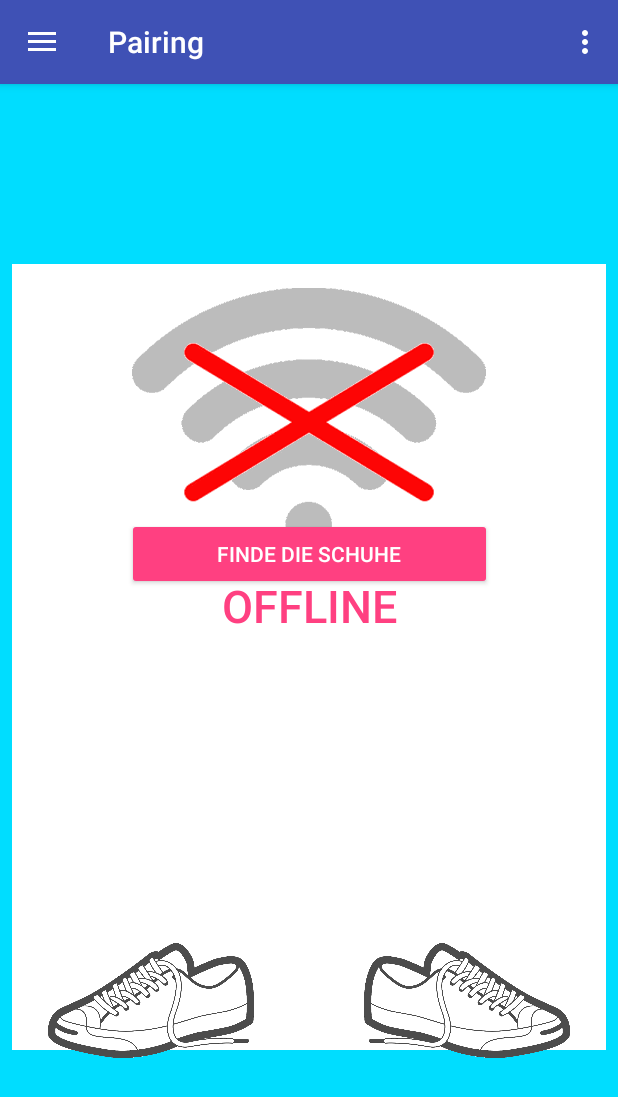
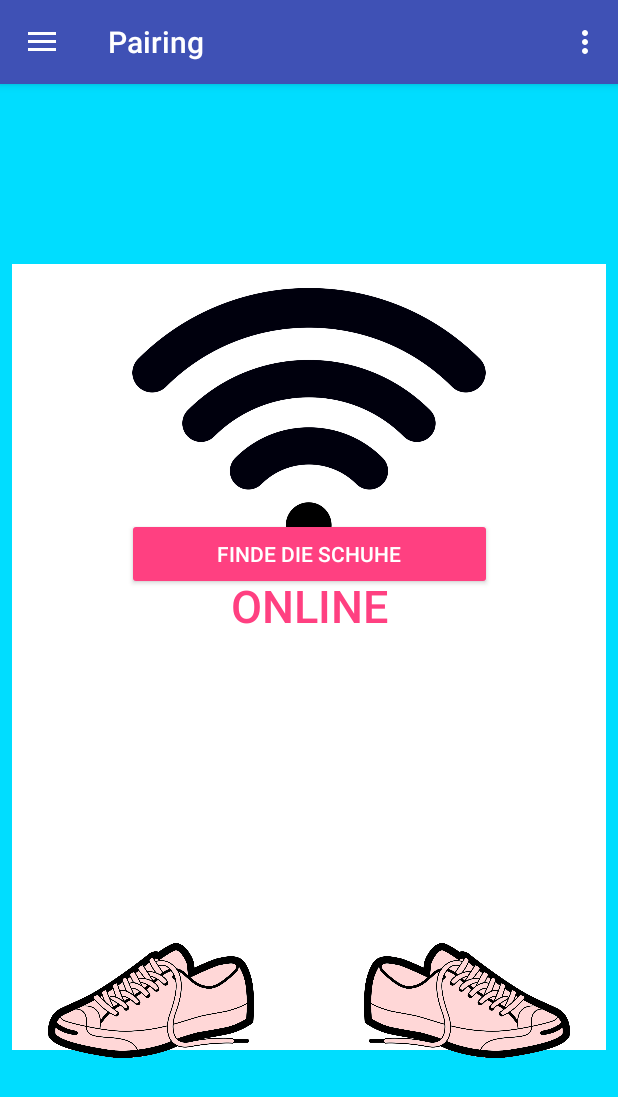
Before and after one commit to cherob/vibraboots-application, an Android app: the screen it shows after launch (PairingActivity), after a tap on "ONLINE", on a phone screen of 412 x 824 dp. Shown: the top 1097 px of the screen. Run offline under Robolectric (Android 15) with nearby library versions, the phone set to English and light mode, and no system bars; network calls fail; 1 other tap on this screen came first.

Commit message:
2.0.0
FINAL

```diff
--- a/app/src/main/java/felixschlegel/vibrabootsmapbox/PairingActivity.java
+++ b/app/src/main/java/felixschlegel/vibrabootsmapbox/PairingActivity.java
@@ -13,6 +13,7 @@ import android.view.Menu;
 import android.view.MenuItem;
 import android.widget.Button;
 import android.widget.ImageView;
+import android.widget.ProgressBar;
 import android.widget.TextView;
 
 import java.util.Observable;
@@ -28,16 +29,33 @@ public class PairingActivity extends AppCompatActivity
     private ImageView rightShoe;
     private Button cbutton_left;
     private Button cbutton_state;
+
+    private Button button_find;
     private DrawerLayout drawer;
     private ActionBarDrawerToggle toggle;
     private ImageView wifi;
     private TextView button;
+    private ProgressBar search;
     private Intent navIntent;
     private Intent pairIntent;
 
     @Override
     public void update(Observable o, Object arg) {
+        if (App.getInstance().getShoeCommunication().getStatusLeft() == true) {
+            leftShoe.setImageResource(R.drawable.green_left);
+        } else if (App.getInstance().getShoeCommunication().getStatusLeft() == false) {
+            leftShoe.setImageResource(R.drawable.red_left);
+        } else {
+            leftShoe.setImageResource(R.drawable.inactive_left);
+        }
 
+        if (App.getInstance().getShoeCommunication().getStatusRight() == true) {
+            rightShoe.setImageResource(R.drawable.green_right);
+        } else if (App.getInstance().getShoeCommunication().getStatusRight() == false) {
+            rightShoe.setImageResource(R.drawable.red_right);
+        } else {
+            rightShoe.setImageResource(R.drawable.inactive_right);
+        }
     }
 
     @Override
@@ -58,6 +76,7 @@ public class PairingActivity extends AppCompatActivity
         cbutton_state = (Button) findViewById(R.id.button_state);
         cbutton_state.setOnClickListener(this);
 
+        button_find = (Button) findViewById(R.id.button_find);
 
         drawer = (DrawerLayout) findViewById(R.id.drawer_layout);
         toggle = new ActionBarDrawerToggle(
@@ -73,6 +92,8 @@ public class PairingActivity extends AppCompatActivity
         wifi = (ImageView) findViewById(R.id.image_wifi);
         button = (TextView)findViewById(R.id.button_state);
 
+        wifiIsActive = true;
+
         updateWifiState();
 
         //MapBox implementation
@@ -83,25 +104,7 @@ public class PairingActivity extends AppCompatActivity
     @Override
     protected void onPostResume() {
         super.onPostResume();
-
-        if (App.getInstance().getShoeCommunication().getStatusLeft() == true) {
-            leftShoe.setImageResource(R.drawable.green_left);
-        } else if (App.getInstance().getShoeCommunication().getStatusLeft() == false) {
-            leftShoe.setImageResource(R.drawable.red_left);
-        } else {
-            leftShoe.setImageResource(R.drawable.inactive_left);
-        }
-
-
-
-        if (App.getInstance().getShoeCommunication().getStatusRight() == true) {
-            rightShoe.setImageResource(R.drawable.green_right);
-        } else if (App.getInstance().getShoeCommunication().getStatusRight() == false) {
-            rightShoe.setImageResource(R.drawable.red_right);
-        } else {
-            rightShoe.setImageResource(R.drawable.inactive_right);
-        }
-
+        update(null, null);
 
         // TODO wifiIsActive = WifiAccessManager.getWifiApState(this);
 
@@ -178,13 +181,15 @@ public class PairingActivity extends AppCompatActivity
     public void onClick(View v) {
         switch (v.getId()) {
             case R.id.button_find: {
+                App.getInstance().getShoeCommunication().ipScan();
+                search = (ProgressBar) findViewById(R.id.search);
+                button_find.setVisibility(View.INVISIBLE);
+                search.setVisibility(View.VISIBLE);
                 break;
             }
 
             case R.id.button_state: {
-                wifi = (ImageView) findViewById(R.id.image_wifi);
-                button = (TextView)findViewById(R.id.button_state);
-                changeWiFiState();
+                //changeWiFiState();
                 break;
             }
         }
--- a/app/src/main/java/felixschlegel/vibrabootsmapbox/ShoeCommunication.java
+++ b/app/src/main/java/felixschlegel/vibrabootsmapbox/ShoeCommunication.java
@@ -8,25 +8,36 @@ import java.io.BufferedReader;
 import java.io.InputStreamReader;
 import java.net.HttpURLConnection;
 import java.net.URL;
+import java.util.Observable;
 import java.util.Timer;
 import java.util.TimerTask;
 
-public class ShoeCommunication {
+public class ShoeCommunication extends Observable{
 
     private final String USER_AGENT = "Mozilla/5.0";
 
 
     private String ipRight = "";
     private String ipLeft = "";
-    private String port = "1841";
+    private String port = "800";
 
     private boolean hasRightShoe = false;
     private boolean hasLeftShoe = false;
+    private boolean isScanRunning = false;
+
+    public  boolean getIsScanRunning(){
+        return isScanRunning;
+    }
 
     public void ipScan() {
             AsyncTask.execute(new Runnable() {
+
                 @Override
                 public void run() {
+                    if(isScanRunning){
+                        return;
+                    }
+                    isScanRunning = true;
                     boolean rightFound = false;
                     boolean leftFound = false;
                     for(int i=2; i<256; i++) {
@@ -38,16 +49,21 @@ public class ShoeCommunication {
                         }
                         if (result.equals("right")) {
                             ipRight = "192.168.43." + i;
+                            checkStatusRight();
                             rightFound = true;
                         }
                         else if (result.equals("left")) {
                             ipLeft = "192.168.43." + i;
+                            checkStatusLeft();
                             leftFound = true;
                         }
                         if(rightFound && leftFound) {
                             break;
                         }
                     }
+                    setChanged();
+                    notifyObservers();
+                    isScanRunning = false;
                 }
             });
     }
@@ -83,10 +99,15 @@ public class ShoeCommunication {
         } catch (Exception e) {
             Log.d(ShoeCommunication.class.getName(), "An Error Ocurred, Sending Data");
         }
+        boolean before = hasRightShoe;
         if (result.equals("right")) {
             hasRightShoe = true;
         } else {
             hasRightShoe = false;
+        }
+        if( hasRightShoe!=before ) {
+            setChanged();
+            notifyObservers();
         }
     }
 
@@ -97,10 +118,16 @@ public class ShoeCommunication {
         } catch (Exception e) {
             Log.d(ShoeCommunication.class.getName(), "An Error Ocurred, Sending Data");
         }
+
+        boolean before = hasLeftShoe;
         if (result.equals("left")) {
             hasLeftShoe = true;
         } else {
             hasLeftShoe = false;
+        }
+        if( hasLeftShoe!=before ) {
+            setChanged();
+            notifyObservers();
         }
     }
 
--- a/app/src/main/res/layout/content_pairing.xml
+++ b/app/src/main/res/layout/content_pairing.xml
@@ -114,5 +114,19 @@
         app:layout_constraintVertical_bias="1.0"
         app:srcCompat="@drawable/inactive_left" />
 
+    <ProgressBar
+        android:id="@+id/search"
+        style="?android:attr/progressBarStyle"
+        android:layout_width="match_parent"
+        android:layout_height="wrap_content"
+        android:layout_marginBottom="8dp"
+        android:layout_marginTop="8dp"
+        android:visibility="invisible"
+        app:layout_constraintBottom_toBottomOf="@+id/linearLayout"
+        app:layout_constraintEnd_toEndOf="@+id/image_stateRight"
+        app:layout_constraintStart_toStartOf="@+id/image_stateLeft"
+        app:layout_constraintTop_toTopOf="parent"
+        app:layout_constraintVertical_bias="0.557" />
+
 
 </android.support.constraint.ConstraintLayout>
```
